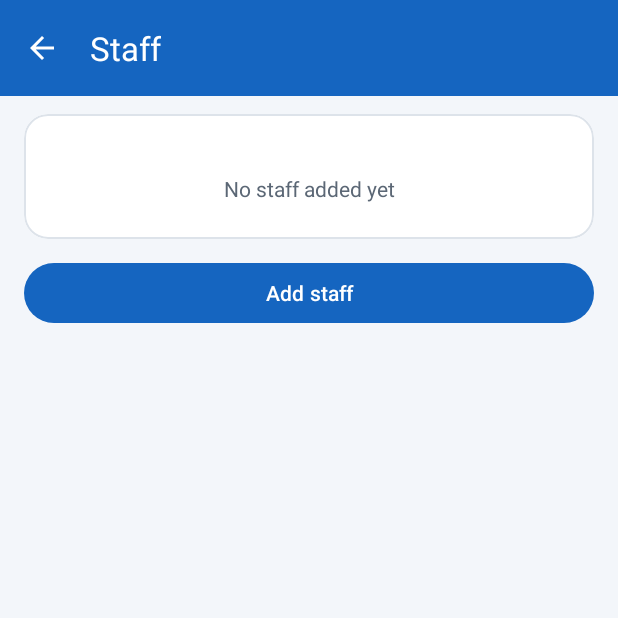
After one commit to Rumpa20/Hishabbaki, an Android app: the StaffActivity screen opened directly, with no data from a screen before it, on a phone screen of 412 x 824 dp, the top half of it. The commit adds this screen. Run offline under Robolectric (Android 15) with nearby library versions, the phone set to English and light mode, and no system bars.

Commit message:
Staff management: roster with roles, add/edit/delete, daily attendance and salary payments recorded as real Salary expenses
Co-authored-by: Rumpa20 <Rumpa20@users.noreply.github.com>

```diff
--- a/app/src/main/AndroidManifest.xml
+++ b/app/src/main/AndroidManifest.xml
@@ -106,6 +106,11 @@
             android:windowSoftInputMode="adjustResize" />
 
         <activity
+            android:name=".StaffActivity"
+            android:exported="false"
+            android:windowSoftInputMode="adjustResize" />
+
+        <activity
             android:name=".CashbookActivity"
             android:exported="false"
             android:windowSoftInputMode="adjustResize" />
--- a/app/src/main/java/com/hisabbaki/app/SettingsFragment.kt
+++ b/app/src/main/java/com/hisabbaki/app/SettingsFragment.kt
@@ -83,6 +83,9 @@ class SettingsFragment : Fragment(R.layout.fragment_settings) {
         }
         view.findViewById<View>(R.id.rowBusinesses).setOnClickListener {
             startActivity(Intent(requireContext(), BusinessListActivity::class.java))
+        }
+        view.findViewById<View>(R.id.rowStaff).setOnClickListener {
+            startActivity(Intent(requireContext(), StaffActivity::class.java))
         }
         view.findViewById<View>(R.id.rowInventory).setOnClickListener {
             startActivity(Intent(requireContext(), ProductsActivity::class.java))
--- /dev/null
+++ b/app/src/main/res/layout/activity_staff.xml
@@ -0,0 +1,74 @@
+<?xml version="1.0" encoding="utf-8"?>
+<LinearLayout xmlns:android="http://schemas.android.com/apk/res/android"
+    xmlns:app="http://schemas.android.com/apk/res-auto"
+    android:layout_width="match_parent"
+    android:layout_height="match_parent"
+    android:background="@color/background"
+    android:orientation="vertical">
+
+    <com.google.android.material.appbar.MaterialToolbar
+        android:id="@+id/toolbar"
+        android:layout_width="match_parent"
+        android:layout_height="?attr/actionBarSize"
+        android:background="@color/header_bg"
+        app:navigationIcon="@drawable/ic_back"
+        app:navigationIconTint="@color/on_header"
+        app:title="@string/staff"
+        app:titleTextColor="@color/on_header" />
+
+    <androidx.core.widget.NestedScrollView
+        android:layout_width="match_parent"
+        android:layout_height="match_parent"
+        android:fillViewport="true"
+        android:overScrollMode="never">
+
+        <LinearLayout
+            android:layout_width="match_parent"
+            android:layout_height="wrap_content"
+            android:orientation="vertical"
+            android:paddingBottom="24dp">
+
+            <com.google.android.material.card.MaterialCardView
+                style="@style/HisabCard"
+                android:layout_width="match_parent"
+                android:layout_height="wrap_content"
+                android:layout_marginStart="16dp"
+                android:layout_marginTop="12dp"
+                android:layout_marginEnd="16dp">
+
+                <LinearLayout
+                    android:layout_width="match_parent"
+                    android:layout_height="wrap_content"
+                    android:orientation="vertical">
+
+                    <LinearLayout
+                        android:id="@+id/staffContainer"
+                        android:layout_width="match_parent"
+                        android:layout_height="wrap_content"
+                        android:orientation="vertical"
+                        android:padding="8dp" />
+
+                    <TextView
+                        android:id="@+id/tvNoStaff"
+                        android:layout_width="match_parent"
+                        android:layout_height="wrap_content"
+                        android:gravity="center"
+                        android:padding="24dp"
+                        android:text="@string/no_staff"
+                        android:textColor="@color/text_secondary"
+                        android:textSize="14sp"
+                        android:visibility="gone" />
+                </LinearLayout>
+            </com.google.android.material.card.MaterialCardView>
+
+            <com.google.android.material.button.MaterialButton
+                android:id="@+id/btnAddStaff"
+                android:layout_width="match_parent"
+                android:layout_height="wrap_content"
+                android:layout_marginStart="16dp"
+                android:layout_marginTop="12dp"
+                android:layout_marginEnd="16dp"
+                android:text="@string/add_staff" />
+        </LinearLayout>
+    </androidx.core.widget.NestedScrollView>
+</LinearLayout>
--- a/app/src/main/res/values/strings_phase5.xml
+++ b/app/src/main/res/values/strings_phase5.xml
@@ -240,4 +240,29 @@
 <string name="delete_business">Delete business</string>
 <string name="delete_business_confirm">Delete \"%1$s\"? All customers, suppliers, invoices, products, expenses, cashbook and staff of this business will be removed permanently. Take a backup first.</string>
 <string name="error_business_name">Please enter a business name</string>
+<string name="staff">Staff</string>
+<string name="add_staff">Add staff</string>
+<string name="edit_staff">Edit staff</string>
+<string name="staff_name">Name</string>
+<string name="staff_mobile">Mobile number</string>
+<string name="staff_role">Role</string>
+<string name="monthly_salary">Monthly salary</string>
+<string name="staff_notes">Notes</string>
+<string name="staff_active">Active staff member</string>
+<string name="pay_salary">Pay salary</string>
+<string name="pay_salary_info">Paying salary to %1$s (monthly salary %2$s). This is saved as a real Salary expense.</string>
+<string name="salary_amount">Amount</string>
+<string name="salary_note">Note</string>
+<string name="salary_paid">Salary paid and recorded as an expense</string>
+<string name="attendance">Attendance</string>
+<string name="mark_present">Present</string>
+<string name="mark_absent">Absent</string>
+<string name="delete_staff">Delete staff</string>
+<string name="delete_staff_confirm">Delete %1$s? Past attendance stays and salary payments already recorded as expenses remain in the books.</string>
+<string name="no_staff">No staff added yet</string>
+<string name="staff_saved">Saved</string>
+<string name="staff_month_line">Present %1$d • Absent %2$d • Paid %3$s (this month)</string>
+<string name="error_staff_name">Please enter a name</string>
+<string name="error_salary_amount">Please enter a valid amount</string>
+<string name="joined_on">Joined %1$s</string>
 </resources>
```
Also changed, not shown: app/src/main/java/com/hisabbaki/app/StaffActivity.kt (added, +328 -0 lines), app/src/main/res/layout/dialog_staff_edit.xml (added, +98 -0 lines), app/src/main/res/layout/dialog_staff_pay.xml (added, +64 -0 lines), app/src/main/res/layout/fragment_settings.xml (+12 -0 lines), app/src/main/res/layout/item_staff_row.xml (added, +114 -0 lines), 2 other files.
